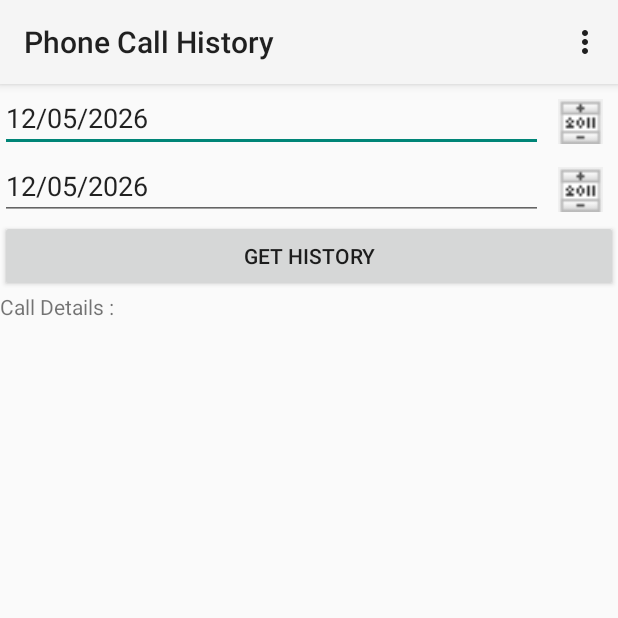
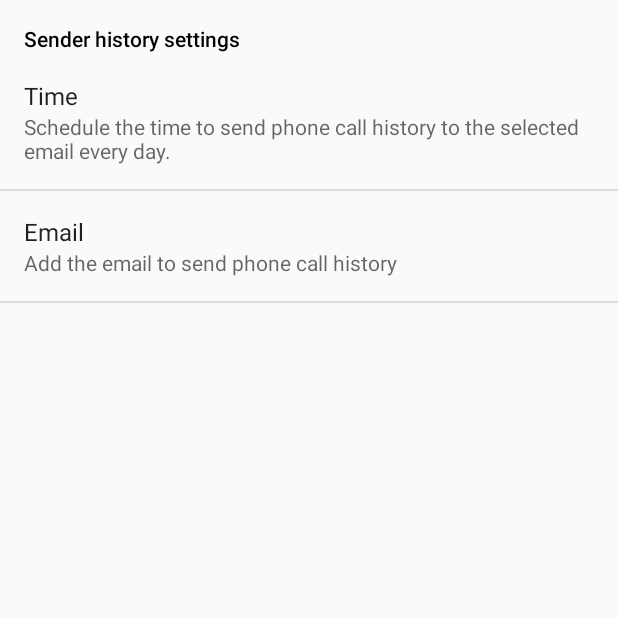
Before and after one commit to clemente-morales/call-log, an Android app: the screen it shows after launch (MainActivity before the commit, PhoneCallSettingsActivity after it), in the options menu, after a tap on "Settings", on a phone screen of 412 x 824 dp, the top half of it. Run offline under Robolectric (Android 15) with nearby library versions, the phone set to English and light mode, and no system bars; libraries missing offline, so code that uses them is left out: com.squareup.otto; 10 statements that could not run were skipped.

Commit message:
CallLog feature Add alarm to configure the email and time to send the phone call history

```diff
--- a/app/src/main/AndroidManifest.xml
+++ b/app/src/main/AndroidManifest.xml
@@ -19,13 +19,15 @@
         android:name=".CallLogApplication">
         <activity
             android:name=".activities.MainActivity"
-            android:label="@string/app_name" >
+            android:label="@string/app_name"
+            android:launchMode="singleTop">
             <intent-filter>
                 <action android:name="android.intent.action.MAIN" />
 
                 <category android:name="android.intent.category.LAUNCHER" />
             </intent-filter>
         </activity>
+        <activity android:name=".activities.PhoneCallSettingsActivity"></activity>
         <receiver android:name=".receivers.AlarmReceiver"></receiver>
         <service android:name=".services.PhoneCallsSenderService" android:exported="false"></service>
     </application>
--- a/app/src/main/java/lania/com/mx/calllog/activities/MainActivity.java
+++ b/app/src/main/java/lania/com/mx/calllog/activities/MainActivity.java
@@ -1,37 +1,46 @@
 package lania.com.mx.calllog.activities;
 
-import android.app.Activity;
+import android.content.Intent;
 import android.os.Bundle;
+import android.support.v7.app.ActionBarActivity;
+import android.support.v7.widget.Toolbar;
 import android.view.Menu;
 import android.view.MenuItem;
 
 import lania.com.mx.calllog.R;
+import lania.com.mx.calllog.fragments.MainActivityFragment;
 
-public class MainActivity extends Activity{
+public class MainActivity extends ActionBarActivity {
+
+    private static final String PHONE_CALL_HISTORY_FRAGMENT_TAG = MainActivity.class.getSimpleName();
 
     @Override
     protected void onCreate(Bundle savedInstanceState) {
         super.onCreate(savedInstanceState);
         setContentView(R.layout.activity_main);
+        Toolbar toolbar = (Toolbar) findViewById(R.id.toolbar);
+        setSupportActionBar(toolbar);
+
+        if (savedInstanceState == null) {
+            getFragmentManager().beginTransaction().replace(R.id.phoneCallHistoryFrameLayout,
+                    new MainActivityFragment(), PHONE_CALL_HISTORY_FRAGMENT_TAG).commit();
+        }
     }
 
 
     @Override
     public boolean onCreateOptionsMenu(Menu menu) {
-        // Inflate the menu; this adds items to the action bar if it is present.
         getMenuInflater().inflate(R.menu.menu_main, menu);
         return true;
     }
 
     @Override
     public boolean onOptionsItemSelected(MenuItem item) {
-        // Handle action bar item clicks here. The action bar will
-        // automatically handle clicks on the Home/Up button, so long
-        // as you specify a parent activity in AndroidManifest.xml.
         int id = item.getItemId();
 
-        //noinspection SimplifiableIfStatement
-        if (id == R.id.action_settings) {
+        if (id == R.id.phoneCallSettings) {
+            Intent intent = new Intent(this, PhoneCallSettingsActivity.class);
+            startActivity(intent);
             return true;
         }
 
--- /dev/null
+++ b/app/src/main/java/lania/com/mx/calllog/activities/PhoneCallSettingsActivity.java
@@ -0,0 +1,51 @@
+package lania.com.mx.calllog.activities;
+
+import android.os.Bundle;
+import android.preference.Preference;
+import android.preference.PreferenceActivity;
+
+import lania.com.mx.calllog.R;
+import lania.com.mx.calllog.fragments.TimePickerFragment;
+
+/**
+ * Created by clerks on 9/16/15.
+ */
+public class PhoneCallSettingsActivity extends PreferenceActivity
+        implements Preference.OnPreferenceChangeListener {
+
+    private static final String TAG =  PhoneCallSettingsActivity.class.getSimpleName();
+
+    @Override
+    public void onCreate(Bundle savedInstanceState) {
+        super.onCreate(savedInstanceState);
+        addPreferencesFromResource(R.xml.preferences);
+        bindPreferencesEvents();
+    }
+
+    /**
+     * Attaches listener to the events launched for the controls.
+     */
+    private void bindPreferencesEvents() {
+        Preference btnDateFilter = (Preference) findPreference(
+                getString(R.string.phoneCallsHistorySettings_timeToSendPhoneCallHistoryKey));
+        btnDateFilter.setOnPreferenceClickListener(new Preference.OnPreferenceClickListener() {
+            @Override
+            public boolean onPreferenceClick(Preference preference) {
+                showTimePickerDialog();
+                return false;
+            }
+        });
+    }
+
+    private void showTimePickerDialog() {
+        new TimePickerFragment().show(getFragmentManager(), "timePicker");
+    }
+
+    @Override
+    public boolean onPreferenceChange(Preference preference, Object value) {
+        String stringValue = value.toString();
+
+        return true;
+    }
+
+}
--- a/app/src/main/java/lania/com/mx/calllog/fragments/MainActivityFragment.java
+++ b/app/src/main/java/lania/com/mx/calllog/fragments/MainActivityFragment.java
@@ -136,7 +136,7 @@ public class MainActivityFragment extends Fragment {
 
     private String getCallDetails() {
         StringBuffer sb = new StringBuffer();
-        Cursor managedCursor = getActivity().managedQuery(CallLog.Calls.CONTENT_URI, null,
+        Cursor managedCursor = getActivity().getContentResolver().query(CallLog.Calls.CONTENT_URI, null,
                 null, null, null);
         int number = managedCursor.getColumnIndex(CallLog.Calls.NUMBER);
         int type = managedCursor.getColumnIndex(CallLog.Calls.TYPE);
--- a/app/src/main/java/lania/com/mx/calllog/helpers/PhoneCallHistoryAlarmManager.java
+++ b/app/src/main/java/lania/com/mx/calllog/helpers/PhoneCallHistoryAlarmManager.java
@@ -20,14 +20,9 @@ public final class PhoneCallHistoryAlarmManager {
 
     public static void setAlarm(Context contex) {
         SharedPreferences wmbPreference = PreferenceManager.getDefaultSharedPreferences(contex);
-        boolean isFirstRun = wmbPreference.getBoolean("isFirstRun", true);
-        boolean isSendingInformationEnabled = wmbPreference.getBoolean("isSendingInformationEnabled", false);
+        boolean isSendingInformationEnabled = wmbPreference.getBoolean("isSendingInformationEnabled", true);
 
-        if (isFirstRun && isSendingInformationEnabled) {
-            SharedPreferences.Editor editor = wmbPreference.edit();
-            editor.putBoolean("isFirstRun", false);
-            editor.commit();
-
+        if (isSendingInformationEnabled) {
             launchAlarm(contex);
         }
     }
--- a/app/src/main/res/menu/menu_main.xml
+++ b/app/src/main/res/menu/menu_main.xml
@@ -1,5 +1,6 @@
 <menu xmlns:android="http://schemas.android.com/apk/res/android"
-    xmlns:tools="http://schemas.android.com/tools" tools:context=".MainActivity">
-    <item android:id="@+id/action_settings" android:title="@string/action_settings"
-        android:orderInCategory="100" android:showAsAction="never" />
+    xmlns:tools="http://schemas.android.com/tools"
+    xmlns:app="http://schemas.android.com/apk/res-auto"
+    tools:context=".MainActivity">
+    <item android:id="@+id/phoneCallSettings" android:title="@string/action_settings" app:showAsAction="never" />
 </menu>
--- a/app/src/main/res/values-v21/styles.xml
+++ /dev/null
@@ -1,5 +0,0 @@
-<?xml version="1.0" encoding="utf-8"?>
-<resources>
-    <style name="AppTheme" parent="android:Theme.Material.Light">
-    </style>
-</resources>
--- /dev/null
+++ b/app/src/main/res/values/colors.xml
@@ -0,0 +1,7 @@
+<?xml version="1.0" encoding="utf-8"?>
+<resources>
+    <color name="primary">#009688</color>
+    <color name="primary_dark">#009688</color>
+    <color name="primary_light">#B2DFDB</color>
+    <color name="accent">#000000</color>
+</resources>
--- a/app/src/main/res/values/strings.xml
+++ b/app/src/main/res/values/strings.xml
@@ -5,4 +5,12 @@
     <string name="startDate">Start date</string>
     <string name="endDate">End date</string>
     <string name="phoneCallsHistory">Get history</string>
+
+    <string name="phoneCallsHistorySettings_timeToSendPhoneCallHistoryKey">timeToSendPhoneCallHistory</string>
+    <string name="phoneCallsHistorySettings_title">Sender history settings</string>
+    <string name="phoneCallsHistorySettings_timeToSendPhoneCallHistory">Time</string>
+    <string name="phoneCallsHistorySettings_timeToSendPhoneCallHistorySummary">Schedule the time to send phone call history to the selected email every day.</string>
+    <string name="phoneCallsHistorySettings_emailToSendPhoneCallHistoryKey">emailToSendPhoneCallHistory</string>
+    <string name="phoneCallsHistorySettings_emailToSendPhoneCallHistory">Email</string>
+    <string name="phoneCallsHistorySettings_emailToSendPhoneCallHistorySummary">Add the email to send phone call history</string>
 </resources>
--- a/app/src/main/res/values/styles.xml
+++ b/app/src/main/res/values/styles.xml
@@ -1,8 +1,15 @@
+<?xml version="1.0" encoding="utf-8"?>
 <resources>
-
     <!-- Base application theme. -->
-    <style name="AppTheme" parent="android:Theme.Holo.Light.DarkActionBar">
-        <!-- Customize your theme here. -->
+    <style name="AppTheme" parent="@style/Theme.AppCompat.Light.NoActionBar">
+        <item name="android:colorPrimary">@color/primary</item>
+        <item name="android:colorPrimaryDark">@color/primary_dark</item>
+        <item name="android:colorAccent">@color/accent</item>
+        <item name="android:toolbarStyle">@style/toolbar</item>
     </style>
 
+    <style name="toolbar" parent="Widget.AppCompat.Toolbar">
+        <item name="android:background">?attr/colorPrimary</item>
+        <item name="android:popupTheme">@style/Theme.AppCompat.Light</item>
+    </style>
 </resources>
--- /dev/null
+++ b/app/src/main/res/xml/preferences.xml
@@ -0,0 +1,16 @@
+<?xml version="1.0" encoding="utf-8"?>
+<PreferenceScreen xmlns:android="http://schemas.android.com/apk/res/android"
+    android:layout_width="match_parent"
+    android:layout_height="match_parent">
+    <PreferenceCategory android:title="@string/phoneCallsHistorySettings_title">
+        <Preference
+            android:key="@string/phoneCallsHistorySettings_timeToSendPhoneCallHistoryKey"
+            android:summary="@string/phoneCallsHistorySettings_timeToSendPhoneCallHistorySummary"
+            android:title="@string/phoneCallsHistorySettings_timeToSendPhoneCallHistory" />
+        <EditTextPreference
+            android:key="@string/phoneCallsHistorySettings_emailToSendPhoneCallHistoryKey"
+            android:summary="@string/phoneCallsHistorySettings_emailToSendPhoneCallHistorySummary"
+            android:title="@string/phoneCallsHistorySettings_emailToSendPhoneCallHistory"
+            android:inputType="textEmailAddress"></EditTextPreference>
+    </PreferenceCategory>
+</PreferenceScreen>
```
Also changed, not shown: app/src/main/java/lania/com/mx/calllog/fragments/TimePickerFragment.java (added, +44 -0 lines), app/src/main/java/lania/com/mx/calllog/services/PhoneCallsSenderService.java (+18 -5 lines), app/src/main/res/layout/activity_main.xml (+14 -4 lines), app/src/main/res/layout/toolbar.xml (added, +9 -0 lines).
